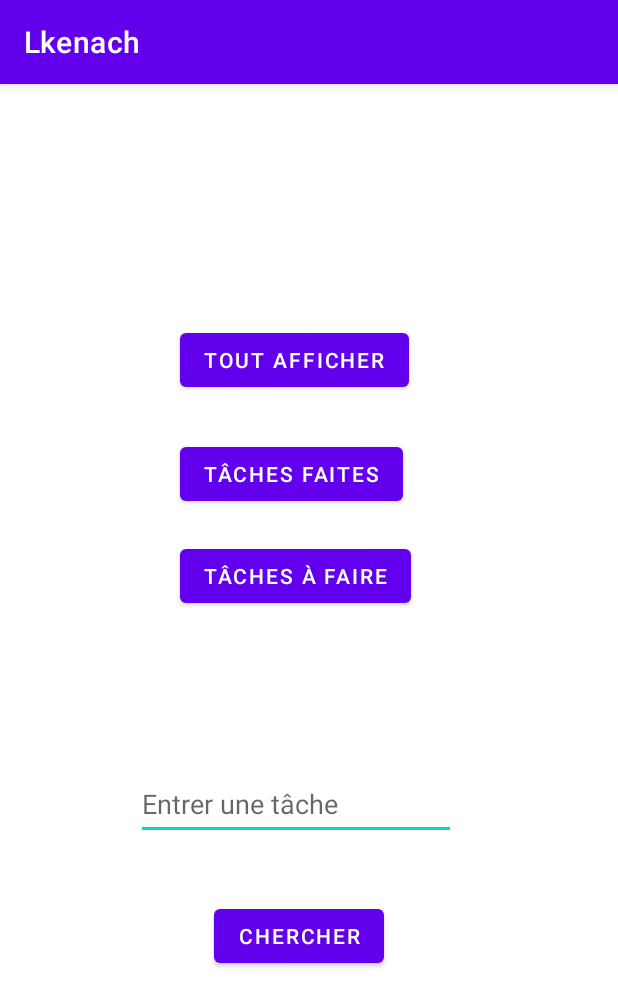
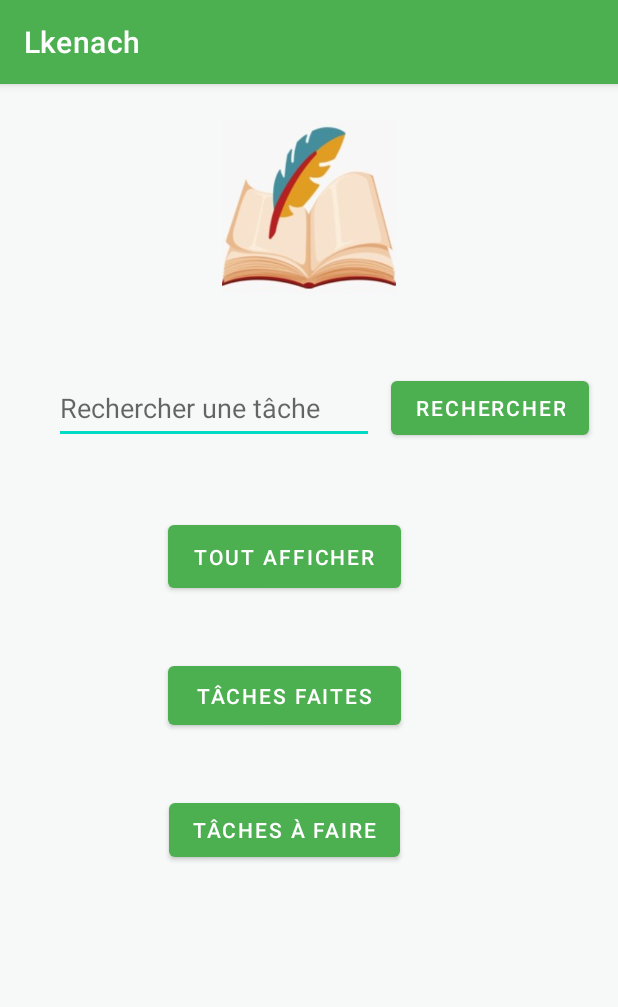
Before and after one commit to philippeSendze/dev-mobile, an Android app: the MainActivity screen opened directly, with no data from a screen before it, on a phone screen of 412 x 824 dp. Shown: the top 1007 px of the screen. Run offline under Robolectric (Android 15) with nearby library versions, the phone set to English and light mode, and no system bars.

Commit message:
Design de l'application. Penser à supprimer le bouton d'ajout des pages "Tasks" pour l'insérer uniquement dans la page principale. Question d'ergonomie.

```diff
--- a/app/src/main/res/layout/activity_all_tast.xml
+++ b/app/src/main/res/layout/activity_all_tast.xml
@@ -11,7 +11,7 @@
         android:layout_marginStart="16dp"
         android:layout_marginTop="32sp"
         android:layout_marginBottom="16dp"
-        android:text="Empty"
+        android:text="Aucune tâche disponible"
         android:textColor="@android:color/black"
         android:textStyle="bold"
 
--- a/app/src/main/res/layout/activity_main.xml
+++ b/app/src/main/res/layout/activity_main.xml
@@ -4,67 +4,84 @@
     xmlns:tools="http://schemas.android.com/tools"
     android:layout_width="match_parent"
     android:layout_height="match_parent"
+    android:background="#F7F9F8"
     tools:context=".MainActivity">
 
     <Button
         android:id="@+id/button_all"
-        android:layout_width="wrap_content"
-        android:layout_height="wrap_content"
-        android:layout_marginStart="120dp"
-        android:layout_marginTop="160dp"
+        android:layout_width="155dp"
+        android:layout_height="54dp"
+        android:layout_marginStart="112dp"
+        android:layout_marginTop="48dp"
         android:onClick="showAllTasks"
         android:text="@string/all_tast_text"
-        app:layout_constraintBottom_toTopOf="@+id/button_done"
+        app:layout_constraintEnd_toEndOf="@+id/button"
+        app:layout_constraintHorizontal_bias="0.0"
         app:layout_constraintStart_toStartOf="parent"
-        app:layout_constraintTop_toTopOf="parent"
-        app:layout_constraintVertical_bias="0.0"
+        app:layout_constraintTop_toBottomOf="@+id/editTextText"
         tools:ignore="DuplicateSpeakableTextCheck" />
 
     <Button
         android:id="@+id/button_done"
-        android:layout_width="wrap_content"
-        android:layout_height="wrap_content"
-        android:layout_marginStart="120dp"
-        android:layout_marginTop="236dp"
+        android:layout_width="155dp"
+        android:layout_height="51dp"
+        android:layout_marginTop="40dp"
         android:onClick="showDoneTasks"
         android:text="@string/done_tast_text"
-        app:layout_constraintStart_toStartOf="parent"
-        app:layout_constraintTop_toTopOf="parent" />
+        app:layout_constraintEnd_toEndOf="@+id/button_all"
+        app:layout_constraintStart_toStartOf="@+id/button_all"
+        app:layout_constraintTop_toBottomOf="@+id/button_all" />
 
     <Button
         android:id="@+id/button_not_done"
         android:layout_width="wrap_content"
         android:layout_height="wrap_content"
-        android:layout_marginStart="120dp"
-        android:layout_marginTop="304dp"
+        android:layout_marginTop="40dp"
         android:onClick="showNotDoneTasks"
         android:text="@string/not_done_tast_text"
-        app:layout_constraintStart_toStartOf="parent"
-        app:layout_constraintTop_toTopOf="parent" />
+        app:layout_constraintEnd_toEndOf="@+id/button_done"
+        app:layout_constraintStart_toStartOf="@+id/button_done"
+        app:layout_constraintTop_toBottomOf="@+id/button_done" />
 
     <EditText
         android:id="@+id/editTextText"
         android:layout_width="wrap_content"
         android:layout_height="wrap_content"
-        android:layout_marginTop="104dp"
-        android:layout_marginEnd="108dp"
+        android:layout_marginStart="36dp"
+        android:layout_marginTop="52dp"
         android:ems="10"
         android:hint="@string/hint"
         android:importantForAutofill="no"
+        android:inputType="text"
         android:minHeight="48dp"
-        app:layout_constraintEnd_toEndOf="parent"
-        app:layout_constraintTop_toBottomOf="@+id/button_not_done"
-        android:inputType="text" />
+        app:layout_constraintStart_toStartOf="parent"
+        app:layout_constraintTop_toBottomOf="@+id/imageView" />
 
     <Button
         android:id="@+id/button"
         android:layout_width="wrap_content"
         android:layout_height="wrap_content"
-        android:layout_marginTop="40dp"
-        android:layout_marginEnd="156dp"
+        android:layout_marginStart="20dp"
+        android:layout_marginTop="52dp"
+        android:layout_marginEnd="24dp"
         android:onClick="onClick"
         android:text="@string/button_search"
         app:layout_constraintEnd_toEndOf="parent"
-        app:layout_constraintTop_toBottomOf="@+id/editTextText" />
+        app:layout_constraintHorizontal_bias="0.666"
+        app:layout_constraintStart_toEndOf="@+id/editTextText"
+        app:layout_constraintTop_toBottomOf="@+id/imageView" />
+
+    <ImageView
+        android:id="@+id/imageView"
+        android:layout_width="130dp"
+        android:layout_height="116dp"
+        android:layout_marginStart="40dp"
+        android:layout_marginTop="24dp"
+        android:layout_marginEnd="50dp"
+        app:layout_constraintEnd_toEndOf="parent"
+        app:layout_constraintHorizontal_bias="0.523"
+        app:layout_constraintStart_toStartOf="parent"
+        app:layout_constraintTop_toTopOf="parent"
+        app:srcCompat="@drawable/icon192" />
 
 </androidx.constraintlayout.widget.ConstraintLayout>
--- a/app/src/main/res/values/colors.xml
+++ b/app/src/main/res/values/colors.xml
@@ -1,8 +1,8 @@
 <?xml version="1.0" encoding="utf-8"?>
 <resources>
-    <color name="purple_200">#FFBB86FC</color>
-    <color name="purple_500">#FF6200EE</color>
-    <color name="purple_700">#FF3700B3</color>
+    <color name="purple_200">#D4A81E</color>
+    <color name="purple_500">#4CAF50</color>
+    <color name="purple_700">#4CAF50</color>
     <color name="teal_200">#FF03DAC5</color>
     <color name="teal_700">#FF018786</color>
     <color name="black">#FF000000</color>
--- a/app/src/main/res/values/strings.xml
+++ b/app/src/main/res/values/strings.xml
@@ -3,6 +3,6 @@
     <string name="all_tast_text">Tout afficher</string>
     <string name="done_tast_text">Tâches faites</string>
     <string name="not_done_tast_text">Tâches à faire</string>
-    <string name="hint">Entrer une tâche</string>
-    <string name="button_search">Chercher</string>
+    <string name="hint">Rechercher une tâche</string>
+    <string name="button_search">Rechercher</string>
 </resources>
```
Also changed, not shown: app/src/main/java/ma/ensa/lkenach/MainActivity.java (+15 -1 lines), app/src/main/res/layout/activity_done_task.xml (+4 -16 lines), app/src/main/res/layout/activity_not_done_task.xml (+4 -15 lines), app/src/main/res/drawable/icon192.jpeg (added).
